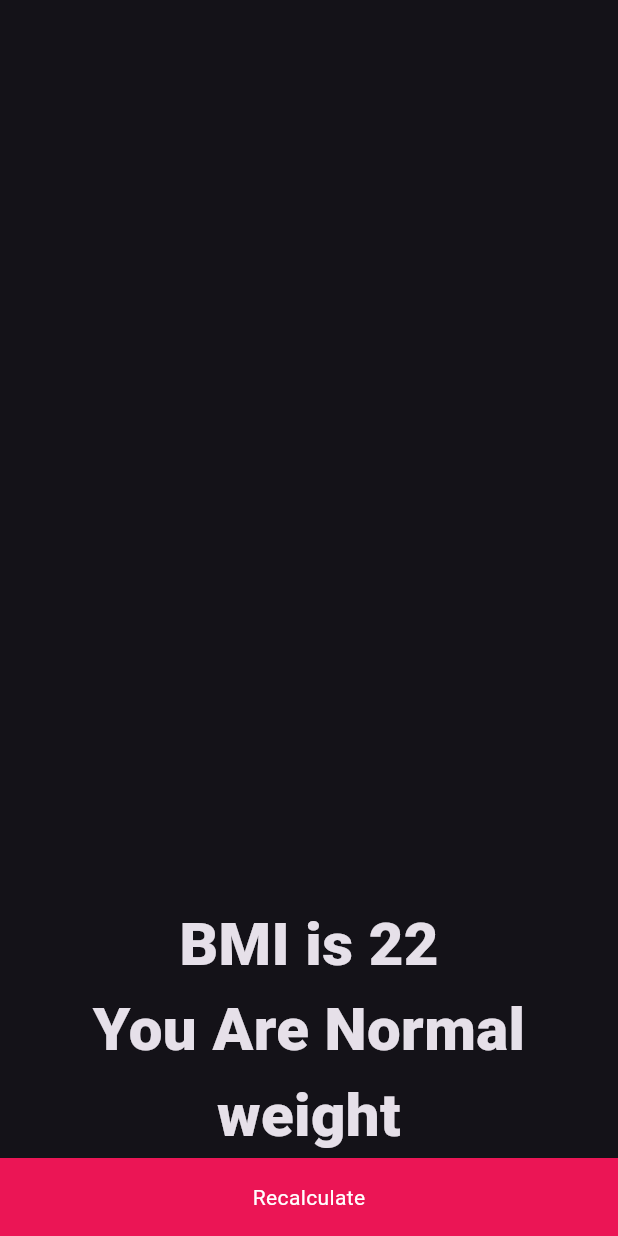
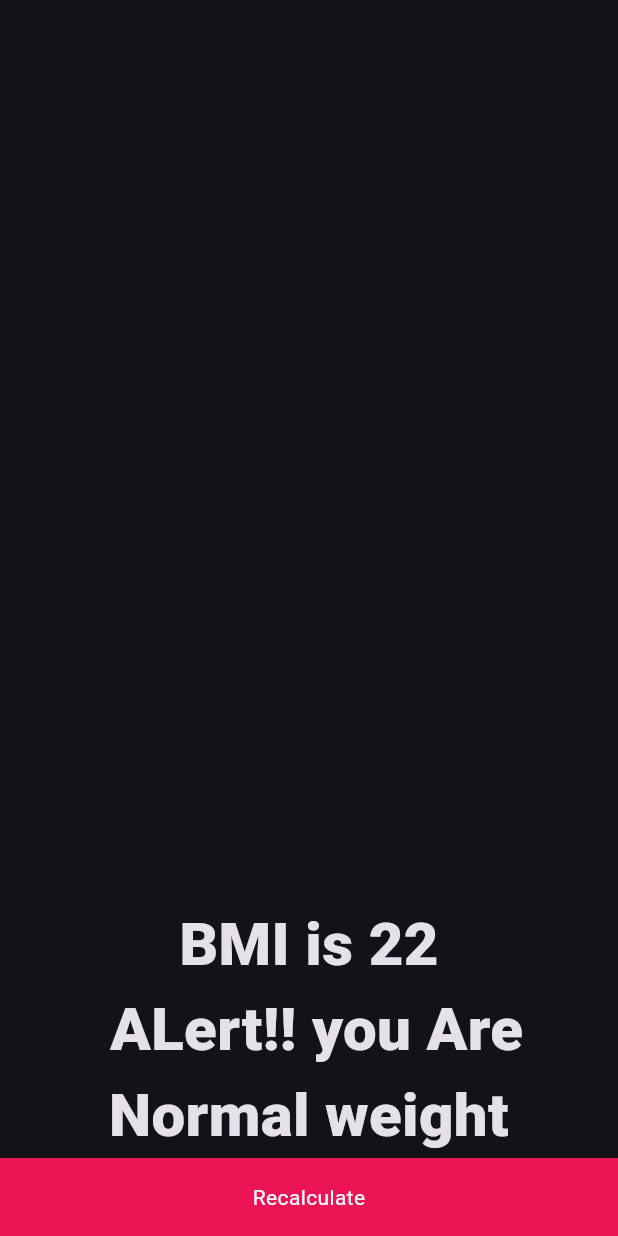
Before and after one commit to cha0uhanG/BMI, a Flutter app: the screen it shows after launch, after a tap on "CALCULATE BMI", on a phone screen of 412 x 824 dp. Run offline on Flutter 3.47's test engine with Material 3 defaults, Android fonts, the phone set to English and light mode, and no system bars; our stand-ins replace font_awesome_flutter.

Commit message:
Second commit

```diff
--- a/lib/screen.dart
+++ b/lib/screen.dart
@@ -24,7 +24,7 @@ class _ResultState extends State<Result> {
         Center(child: Text("BMI is ${widget.BMI.round()}",
           style: TextStyle(fontWeight: FontWeight.w800,fontSize:40 ),)),
         Center(
-          child: Text("You Are ${widget.weightr}",
+          child: Text(" ALert!! you Are ${widget.weightr}",
             style: TextStyle(fontWeight: FontWeight.w800,fontSize:40, ), textAlign: TextAlign.center, ),
         ),
         GestureDetector(
```
